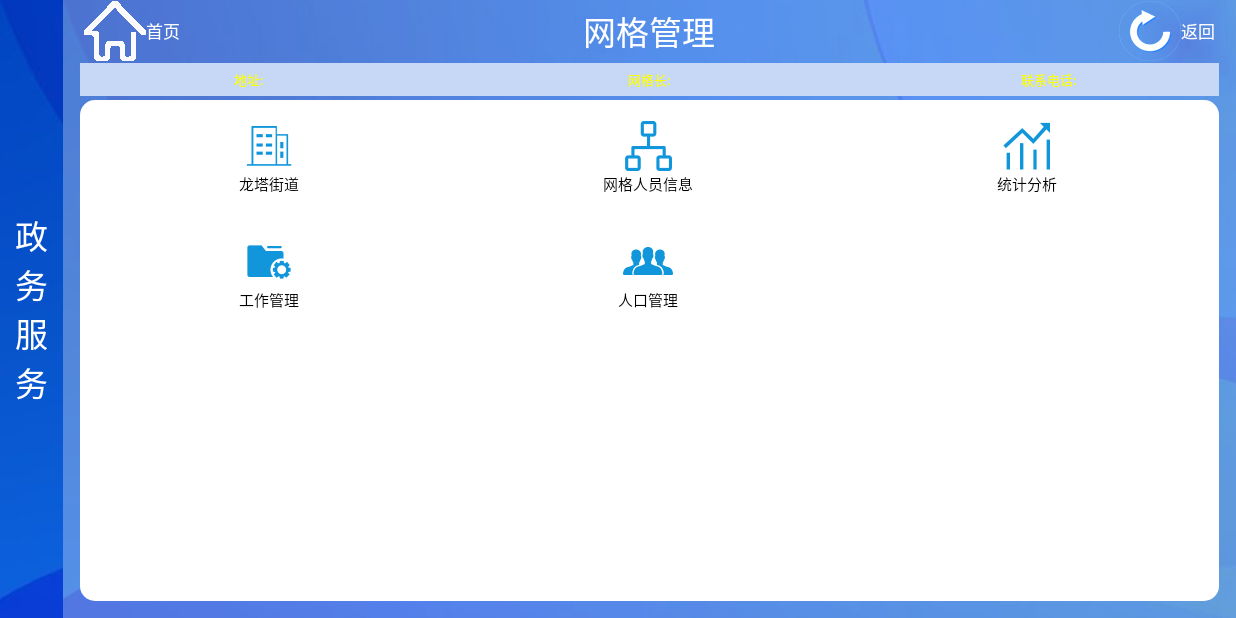
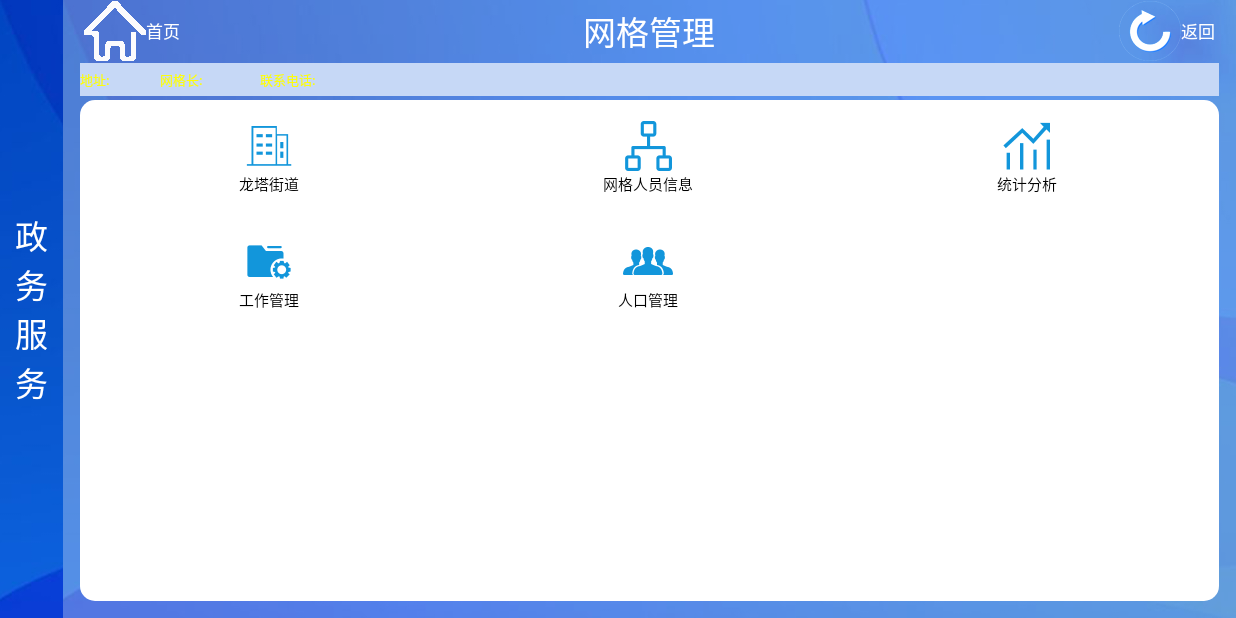
Before and after one commit to 2318423730/eollse, an Android app: the WgglActivity screen opened directly, with no data from a screen before it, on a phone screen of 824 x 412 dp (held sideways). Run offline under Robolectric (Android 15) with nearby library versions, the light colour scheme and no system bars; our stand-ins replace ButterKnife.

Commit message:
2017-3-18 第2次提交  修改网格管理布局

```diff
--- a/app/src/main/java/com/eollse/activity/WgglActivity.java
+++ b/app/src/main/java/com/eollse/activity/WgglActivity.java
@@ -26,14 +26,11 @@ public class WgglActivity extends BaseActivity {
     TextView tvTitle;
     @BindView(R.id.tv_back)
     TextView tvBack;
-    @BindView(R.id.tv_Address)
-    TextView tvAddress;
-    @BindView(R.id.tv_RealName)
-    TextView tvRealName;
-    @BindView(R.id.tv_Mobile)
-    TextView tvMobile;
+
     @BindView(R.id.gv_wggl)
     GridView gvWggl;
+    @BindView(R.id.tv_top2)
+    TextView tvTop2;
 
     private List<Wggl> wgglList = new ArrayList<>();
     private WgglAdapter wgglAdapter;
@@ -56,9 +53,8 @@ public class WgglActivity extends BaseActivity {
         String address = SharedPreUtil.getValue(getApplicationContext(), "userinfo", "Address", "");
         String realName = SharedPreUtil.getValue(getApplicationContext(), "userinfo", "RealName", "");
         String mobile = SharedPreUtil.getValue(getApplicationContext(), "userinfo", "Mobile", "");
-        tvAddress.setText("地址:" + address);
-        tvRealName.setText("网格长:" + realName);
-        tvMobile.setText("联系电话:" + mobile);
+        tvTop2.setText("地址:" + address+"\t\t\t网格长:"+ realName+"\t\t\t联系电话:" + mobile);
+
 
         getData();
         setAdapter();
--- a/app/src/main/java/com/eollse/adapter/MainNewsAdapter.java
+++ b/app/src/main/java/com/eollse/adapter/MainNewsAdapter.java
@@ -35,7 +35,7 @@ public class MainNewsAdapter extends MyBaseAdapter {
         }
         viewHolder= (ViewHolder) view.getTag();
 
-        viewHolder.tv_title.setText("["+dataBean.getDeptName()+"]"+dataBean.getTitle());
+        viewHolder.tv_title.setText("["+dataBean.getDeptName()+"]\t"+dataBean.getTitle());
         viewHolder.tv_editDate.setText(dataBean.getEditDate());
         return view;
     }
--- a/app/src/main/res/layout/activity_wggl.xml
+++ b/app/src/main/res/layout/activity_wggl.xml
@@ -48,34 +48,12 @@
                 android:orientation="horizontal">
 
                 <TextView
-                    android:id="@+id/tv_Address"
+                    android:id="@+id/tv_top2"
                     android:layout_width="0dp"
                     android:layout_height="match_parent"
                     android:layout_weight="1"
-                    android:gravity="center"
-                    android:text="地址:重庆市渝北区鲁能五街区3栋"
-                    android:textColor="@color/yellow"
-                    android:textSize="@dimen/px_30" />
-
-                <TextView
-                    android:id="@+id/tv_RealName"
-                    android:layout_width="0dp"
-                    android:layout_height="match_parent"
-                    android:layout_marginLeft="40.0dip"
-                    android:layout_weight="1"
-                    android:gravity="center"
-                    android:text="网格长:罗丽娜"
-                    android:textColor="@color/yellow"
-                    android:textSize="@dimen/px_30" />
-
-                <TextView
-                    android:id="@+id/tv_Mobile"
-                    android:layout_width="0dp"
-                    android:layout_height="match_parent"
-                    android:layout_marginLeft="40.0dip"
-                    android:layout_weight="1"
-                    android:gravity="center"
-                    android:text="联系电话:023-68629315"
+                    android:gravity="center_vertical"
+                    android:text="地址 姓名   电话"
                     android:textColor="@color/yellow"
                     android:textSize="@dimen/px_30" />
 
```
Also changed, not shown: 28 other files.
